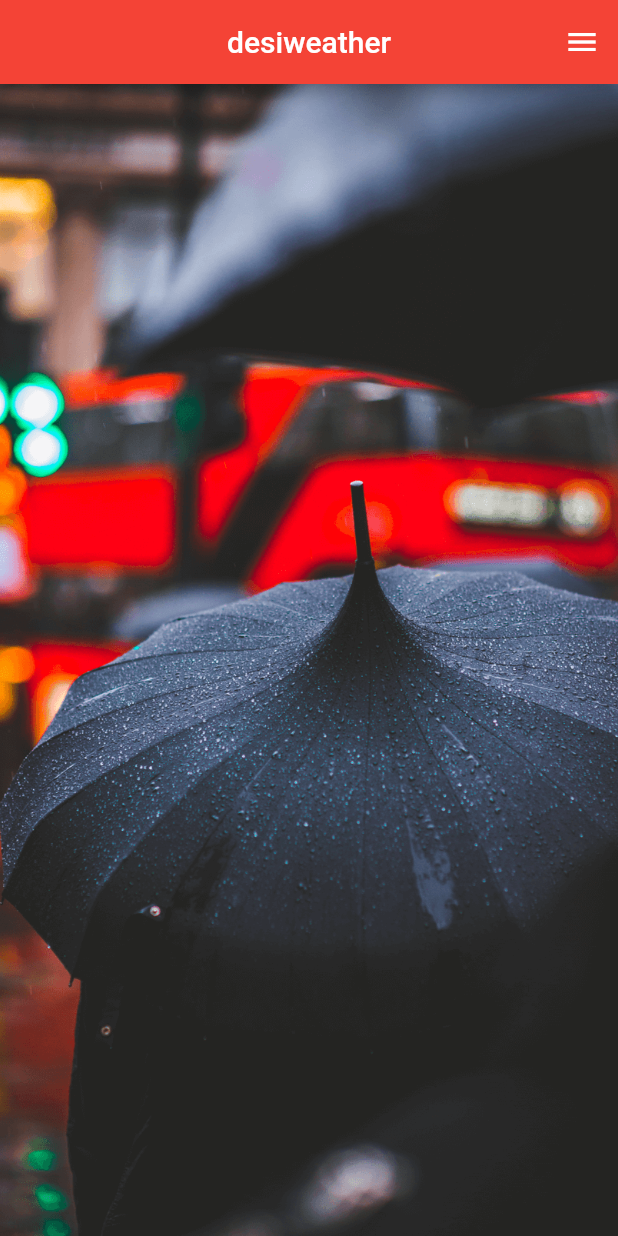
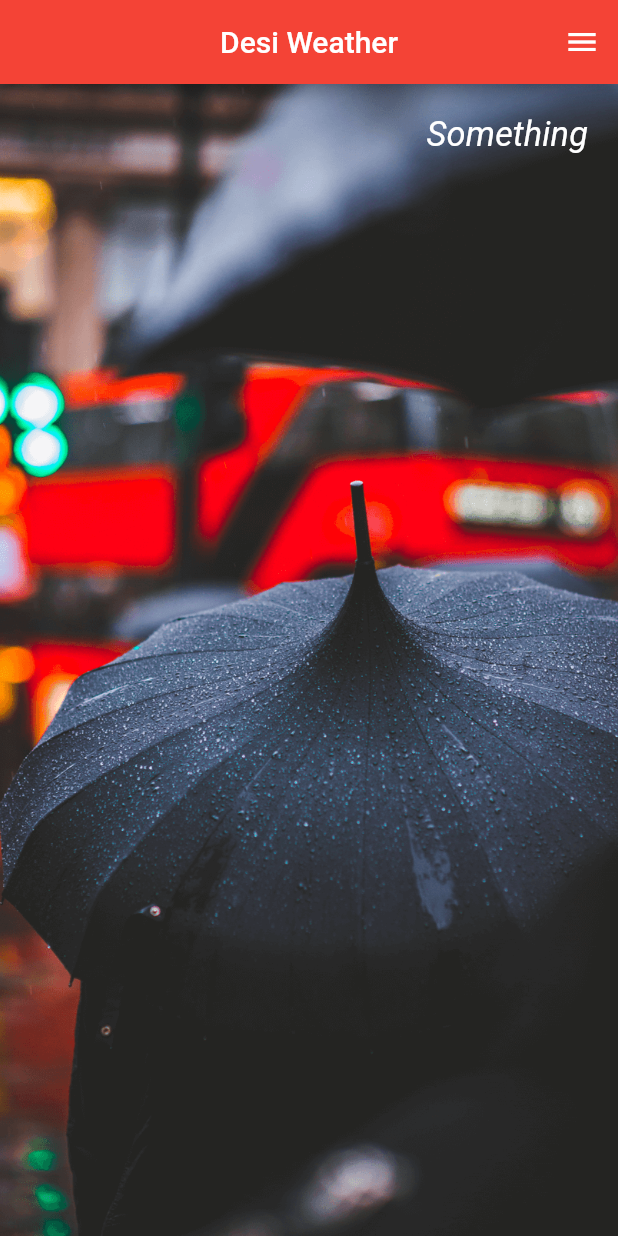
Before and after one commit to toumalmojumder/Weather_flutter, a Flutter app: the screen it shows after launch, on a phone screen of 412 x 824 dp. Run offline on Flutter 3.47's test engine with Material 2 defaults, Android fonts, the phone set to English and light mode, and no system bars.

Commit message:
background image added

```diff
--- a/weather_forcast/lib/ui/desiweather.dart
+++ b/weather_forcast/lib/ui/desiweather.dart
@@ -11,7 +11,7 @@ class _desiweatherState extends State<desiweather> {
   Widget build(BuildContext context) {
     return Scaffold(
       appBar: new AppBar(
-        title: new Text('desiweather'),
+        title: new Text('Desi Weather'),
         centerTitle: true,
         backgroundColor: Colors.red,
         actions: <Widget>[
@@ -19,14 +19,33 @@ class _desiweatherState extends State<desiweather> {
           new IconButton(icon: new Icon(Icons.menu,color: Colors.white,), onPressed: null)
         ],
       ),
-      body: new Center(
-          child: new Image(
-              width: 500.0,
-              height: 1200.0,
-              fit: BoxFit.cover,
-              image: new AssetImage('images/umbrella.png')
+      body:
+      new Stack(
+        children: <Widget>[
+          new Center(
+              child: new Image(
+                  width: 500.0,
+                  height: 1200.0,
+                  fit: BoxFit.cover,
+                  image: new AssetImage('images/umbrella.png')
+              )
+          ),
+          new Container(
+            alignment: Alignment.topRight,
+            margin: EdgeInsets.fromLTRB(0.0, 20, 20, 0.0),
+            child: new Text('Something',style: cityStyle())
           )
+        ],
       ),
+
     );
   }
 }
+TextStyle cityStyle(){
+return new TextStyle(
+  color: Colors.white,
+  fontSize: 22.9,
+  fontStyle: FontStyle.italic
+
+);
+}
```
